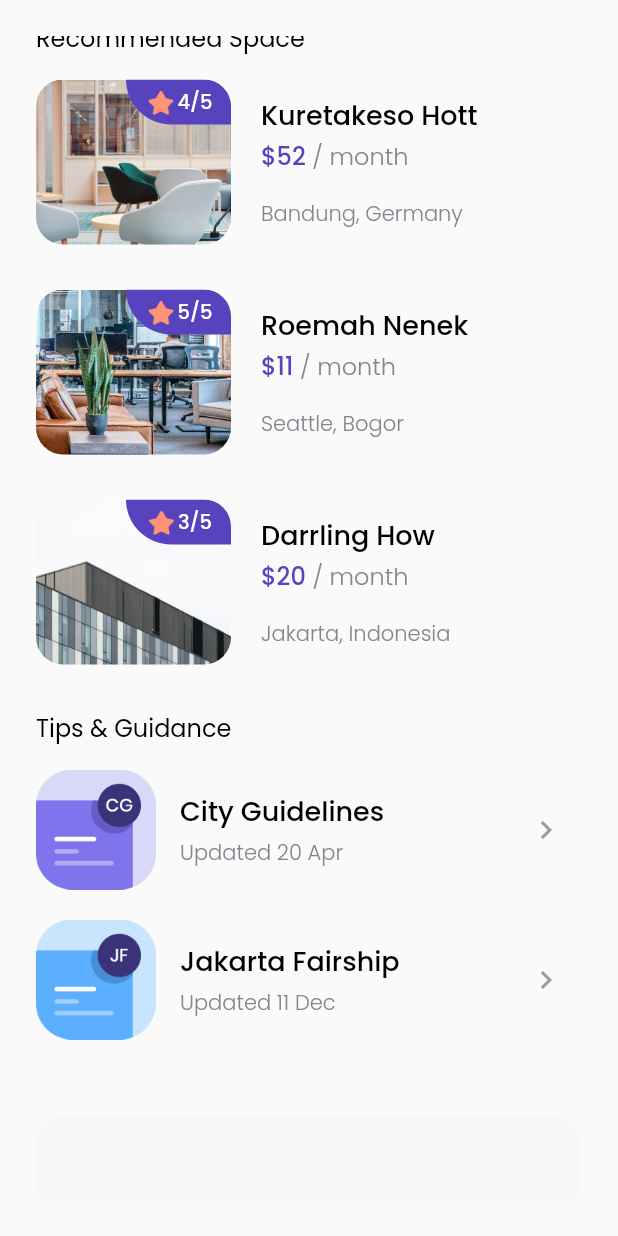
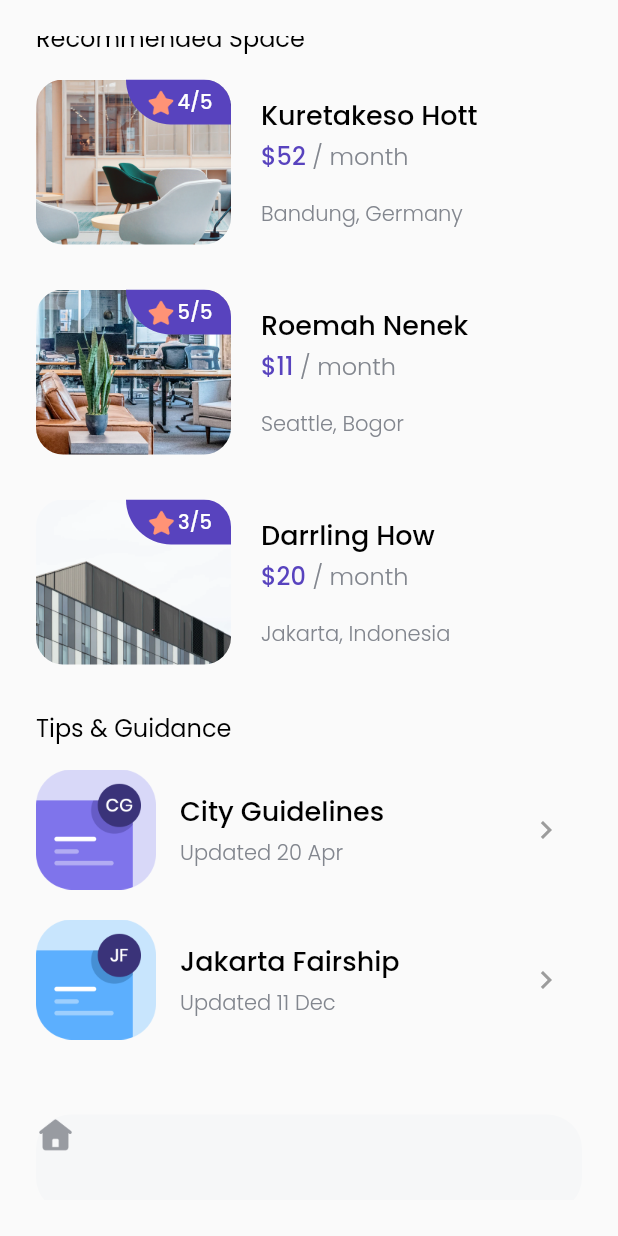
Before and after one commit to asrafilll/bwa_cozy, a Flutter app: the HomePage screen opened directly, scrolled down 323 dp, on a phone screen of 412 x 824 dp. Run offline on Flutter 3.47's test engine with Material 2 defaults, Android fonts, the phone set to English and light mode, and no system bars; our stand-ins replace google_fonts.

Commit message:
add bottom navbar icon into asset

```diff
--- a/lib/pages/home_page.dart
+++ b/lib/pages/home_page.dart
@@ -2,6 +2,7 @@ import 'package:bwa_cozy/models/city.dart';
 import 'package:bwa_cozy/models/space.dart';
 import 'package:bwa_cozy/models/tips.dart';
 import 'package:bwa_cozy/theme.dart';
+import 'package:bwa_cozy/widgets/bottom_navbar_item.dart';
 import 'package:bwa_cozy/widgets/city_card.dart';
 import 'package:bwa_cozy/widgets/space_card.dart';
 import 'package:bwa_cozy/widgets/tips_card.dart';
@@ -152,11 +153,15 @@ class HomePage extends StatelessWidget {
             ),
             Container(
               height: 65,
-              width: MediaQuery.of(context).size.width - (2 * edge),
+              width: MediaQuery.of(context).size.width,
               decoration: BoxDecoration(
                   color: Color(0xffF6F7F8),
                   borderRadius: BorderRadius.circular(23)),
-              child: Row(),
+              child: Row(
+                children: [
+                  BottomNavbarItem(),
+                ],
+              ),
             )
           ],
         ),
--- /dev/null
+++ b/lib/widgets/bottom_navbar_item.dart
@@ -0,0 +1,15 @@
+import 'package:flutter/material.dart';
+
+class BottomNavbarItem extends StatelessWidget {
+  @override
+  Widget build(BuildContext context) {
+    return Column(
+      children: [
+        Image.asset(
+          'assets/images/icon_home.png',
+          width: 26,
+        )
+      ],
+    );
+  }
+}
```
Also changed, not shown: assets/images/icon_card.png (added), assets/images/icon_home.png (added), assets/images/icon_love.png (added), assets/images/icon_mail.png (added).
